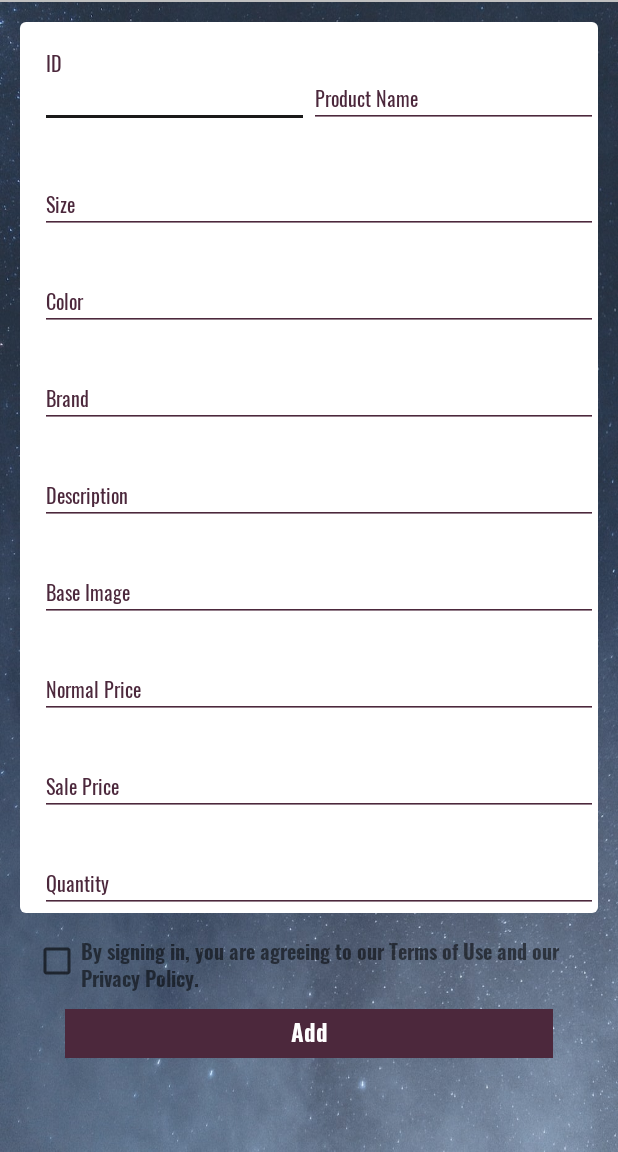
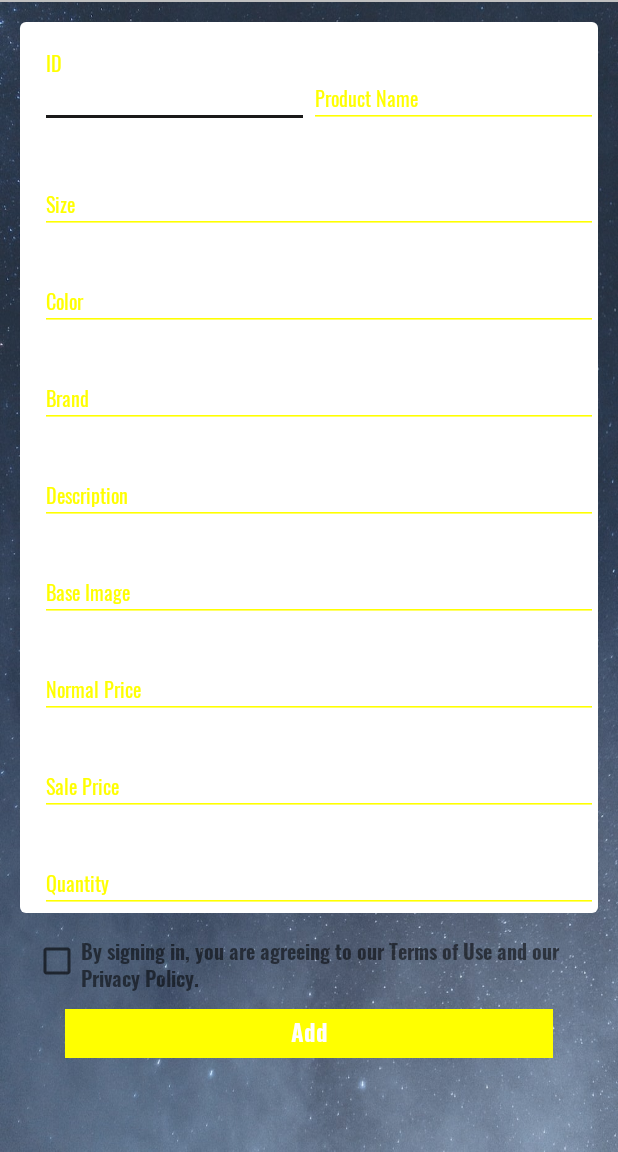
Before and after one commit to yassir-kb/mireclifour, an Android app: the AddProduct screen opened directly, with no data from a screen before it, on a phone screen of 412 x 824 dp, the part 84-1236 px from its top. Run offline under Robolectric (Android 15) with nearby library versions, the phone set to English and light mode, and no system bars; our stand-ins replace sdp/ssp sizes.

Commit message:
Finish Customer/Supplier App & add color

```diff
--- a/app/src/main/res/values/colors.xml
+++ b/app/src/main/res/values/colors.xml
@@ -1,7 +1,7 @@
 <?xml version="1.0" encoding="utf-8"?>
 <resources>
-    <color name="colorPrimary">#4C283C</color>
-    <color name="colorPrimaryDark">#4C283C</color>
+    <color name="colorPrimary">#FFFF00</color>
+    <color name="colorPrimaryDark">#FFFF00</color>
     <color name="colorAccent">#1a1919</color>
     <color name="black">#1a1919</color>
     <color name="light">#f4ecec</color>
@@ -10,11 +10,11 @@
     <color name="white">#bcb3b3</color>
     <color name="background">#f2f5f3</color>
     <color name="white1">#fffefe</color>
-    <color name="login">#4C283C</color>
+    <color name="login">#FFFF00</color>
     <color name="logo_orange">#FB8600</color>
-    <color name="logo_blue">#4C283C</color>
+    <color name="logo_blue">#FFFF00</color>
     <color name="cartcolor">#ededed</color>
-    <color name="logobackground">#4C283C</color>
+    <color name="logobackground">#FFFF00</color>
     <color name="logo_main">#C01E2E</color>
     <color name="logo_light">#5D5E60</color>
     <color name="logo_main_transparent">#99e9e3e4</color>
@@ -22,15 +22,15 @@
     <color name="gray">#ececf7</color>
     <color name="light_gry">#f6f6fc</color>
     <!-- Toast colors.... -->
-    <color name="material_place_holder">#4C283C</color>
+    <color name="material_place_holder">#FFFF00</color>
     <color name="red">#CC3300</color>
     <color name="ligth_red">#FAEBE6</color>
     <color name="red_transparent">#99CC3300</color>
     <color name="green">#4DB849</color>
     <color name="ligth_green">#DBF1DB</color>
     <color name="green_transparent">#994DB849</color>
-    <color name="sky_blue">#4C283C</color>
+    <color name="sky_blue">#FFFF00</color>
     <color name="ligth_sky_blue">#CCEDF9</color>
-    <color name="sky_blue_transparent">#4C283C</color>
+    <color name="sky_blue_transparent">#FFFF00</color>
     <color name="main_btn_transpernt">#43dedada</color>
 </resources>
```
